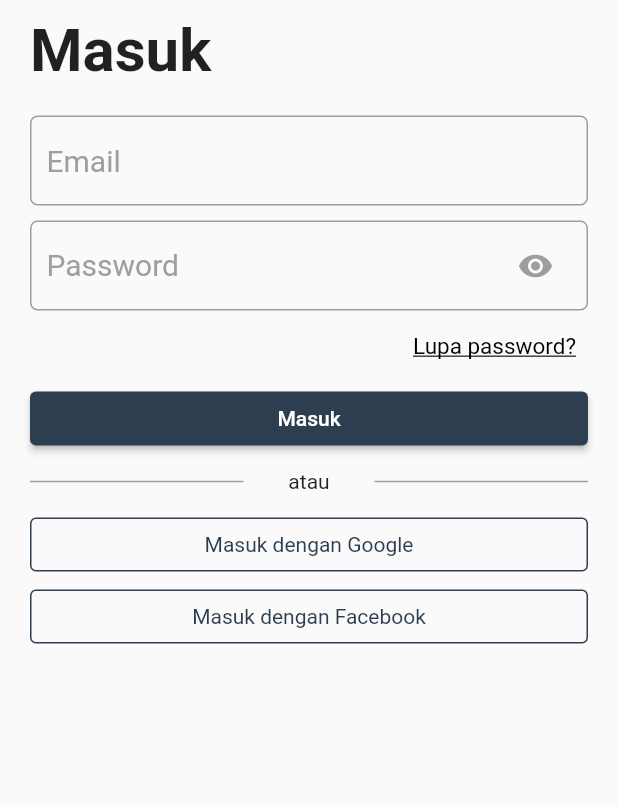
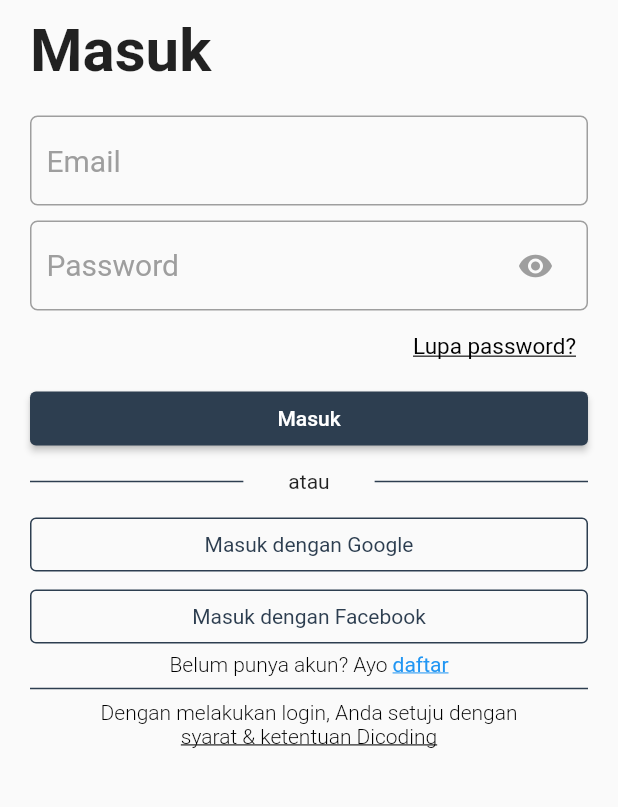
Before and after one commit to FieryInferno/login_dicoding, a Flutter app: the screen it shows after launch, on a phone screen of 412 x 824 dp, the part 162-969 px from its top. Run offline on Flutter 3.47's test engine with Material 2 defaults, Android fonts, the phone set to English and light mode, and no system bars.

Commit message:
Add syarat dan ketentuan dicoding

```diff
--- a/lib/main.dart
+++ b/lib/main.dart
@@ -1,6 +1,7 @@
 import 'package:flutter/material.dart';
 import '../components/input_widget.dart';
 import '../components/outlined_button_widget.dart';
+import '../theme_app.dart';
 
 void main() => runApp(const MainApp());
 
@@ -106,9 +107,9 @@
                         children: [
                           Expanded(
                             child: ElevatedButton(
-                              style: const ButtonStyle(
+                              style: ButtonStyle(
                                 backgroundColor: MaterialStatePropertyAll(
-                                  Color(0xFF2d3e50),
+                                  ThemeApp().primaryColor,
                                 ),
                               ),
                               onPressed: () {},
@@ -120,20 +121,20 @@
                       Container(
                         margin: const EdgeInsets.symmetric(vertical: 10),
                         child: Row(
-                          children: const [
+                          children: [
                             Expanded(
                               child: Divider(
-                                color: Colors.grey,
+                                color: ThemeApp().primaryColor,
                                 thickness: 1,
                               ),
                             ),
-                            Padding(
+                            const Padding(
                               padding: EdgeInsets.symmetric(horizontal: 30),
                               child: Text('atau'),
                             ),
                             Expanded(
                               child: Divider(
-                                color: Colors.grey,
+                                color: ThemeApp().primaryColor,
                                 thickness: 1,
                               ),
                             ),
@@ -142,6 +143,62 @@
                       ),
                       const OutlinedButtonWidget('Masuk dengan Google'),
                       const OutlinedButtonWidget('Masuk dengan Facebook'),
+                      Center(
+                        child: RichText(
+                          text: TextSpan(
+                            text: 'Belum punya akun? Ayo ',
+                            style: const TextStyle(
+                              color: Colors.black,
+                              fontWeight: FontWeight.w300,
+                            ),
+                            children: [
+                              WidgetSpan(
+                                child: GestureDetector(
+                                  onTap: () {},
+                                  child: const Text(
+                                    'daftar',
+                                    style: TextStyle(
+                                      color: Colors.blue,
+                                      decoration: TextDecoration.underline,
+                                    ),
+                                  ),
+                                ),
+                              ),
+                            ],
+                          ),
+                        ),
+                      ),
+                      Divider(
+                        color: ThemeApp().primaryColor,
+                        thickness: 1,
+                      ),
+                      Center(
+                        child: RichText(
+                          textAlign: TextAlign.center,
+                          text: TextSpan(
+                            text: 'Dengan melakukan login, Anda setuju dengan ',
+                            style: const TextStyle(
+                              color: Colors.black,
+                              fontWeight: FontWeight.w300,
+                            ),
+                            children: [
+                              WidgetSpan(
+                                child: GestureDetector(
+                                  onTap: () {},
+                                  child: const Text(
+                                    'syarat & ketentuan Dicoding',
+                                    style: TextStyle(
+                                      decoration: TextDecoration.underline,
+                                      color: Colors.black,
+                                      fontWeight: FontWeight.w300,
+                                    ),
+                                  ),
+                                ),
+                              ),
+                            ],
+                          ),
+                        ),
+                      ),
                     ],
                   ),
                 ),
--- /dev/null
+++ b/lib/theme_app.dart
@@ -0,0 +1,5 @@
+import 'package:flutter/material.dart';
+
+class ThemeApp {
+  Color primaryColor = const Color(0xFF2d3e50);
+}
```
